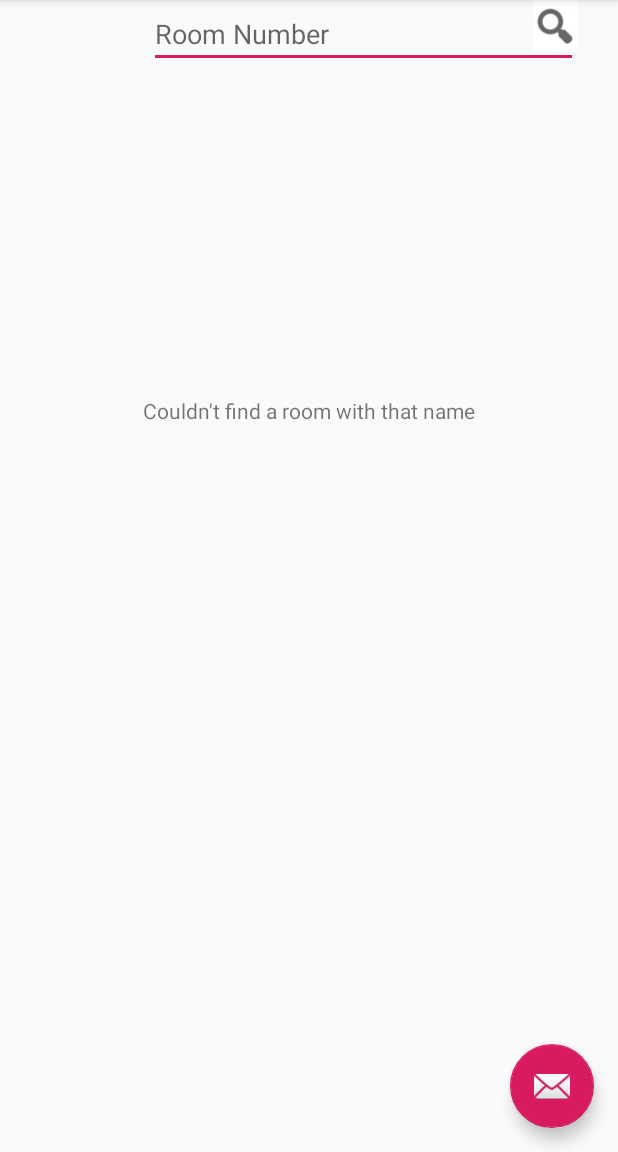
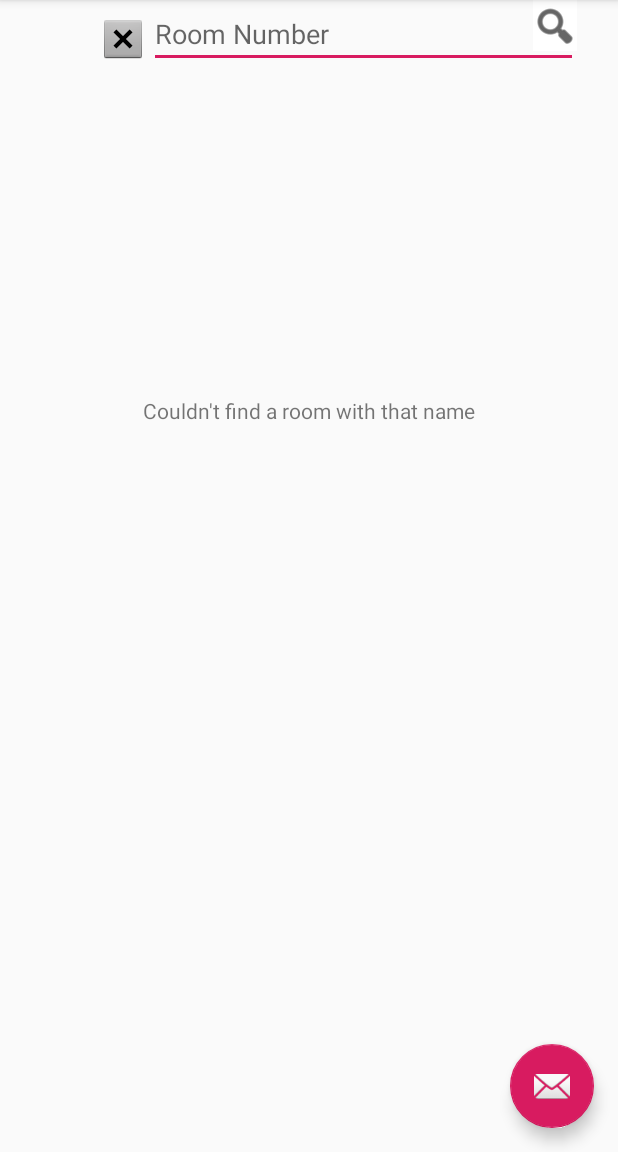
Before and after one commit to lauragracie/Laura-Mason-ISU, an Android app: the screen it shows after launch (MainActivity), after a tap on an icon or button, on a phone screen of 412 x 824 dp, the part 84-1236 px from its top. Run offline under Robolectric (Android 15) with nearby library versions, the phone set to English and light mode, and no system bars.

Commit message:
Added searching by room name functionatily and a button to clear text input

```diff
--- a/Android Practice/app/src/main/java/com/example/myapplication/MainActivity.java
+++ b/Android Practice/app/src/main/java/com/example/myapplication/MainActivity.java
@@ -29,6 +29,8 @@ public class MainActivity extends AppCompatActivity {
     final int numDataFields = 4;
 
     ImageButton searchButton;
+    ImageButton clearButton;
+
     EditText searchBar;
     TextView roomNumber;
     TextView building;
@@ -50,6 +52,7 @@ public class MainActivity extends AppCompatActivity {
 
         //Initialize buttons
         searchButton = (ImageButton)findViewById(R.id.searchButton);
+        clearButton = (ImageButton)findViewById(R.id.clearButton);
         FloatingActionButton fab = findViewById(R.id.fab);
 
         //Initialize text fields
@@ -84,6 +87,12 @@ public class MainActivity extends AppCompatActivity {
                     floor.setText("");
                     roomName.setText("");
                 }
+            }
+        });
+
+        clearButton.setOnClickListener(new View.OnClickListener() {
+            public void onClick(View view){
+                searchBar.getText().clear();
             }
         });
 
@@ -143,8 +152,10 @@ public class MainActivity extends AppCompatActivity {
 
     private int getRoomIndex(String n){
         for(int j = 0; j < numRooms; j++){
-            if(n.equals(roomDatabase[j][0])){
-                return j;
+            if(n.equals(roomDatabase[j][0]) || n.equals(roomDatabase[j][3])){
+                if(!n.equals("N/A")){
+                    return j;
+                }
             }
         }
         return -1;
--- a/Android Practice/app/src/main/res/layout/content_main.xml
+++ b/Android Practice/app/src/main/res/layout/content_main.xml
@@ -78,4 +78,15 @@
         app:layout_constraintTop_toTopOf="parent"
         app:srcCompat="@android:drawable/ic_menu_search" />
 
+    <ImageButton
+        android:id="@+id/clearButton"
+        android:layout_width="wrap_content"
+        android:layout_height="wrap_content"
+        android:layout_marginStart="54dp"
+        android:backgroundTint="#00000000"
+        android:foregroundTint="#00000000"
+        android:src="@android:drawable/btn_dialog"
+        app:layout_constraintStart_toStartOf="parent"
+        app:layout_constraintTop_toTopOf="parent" />
+
 </androidx.constraintlayout.widget.ConstraintLayout>
```
Also changed, not shown: 1 other file.
